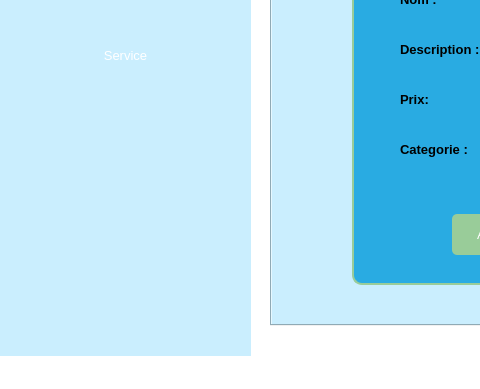
Old version of the form servicewindow.ui in the repository ProjetCpp-2425/projetcpp-smart-cleaning-store; both pictures show x 0 to 480 and y 255 to 644 of the 1200 by 644 pixel window.
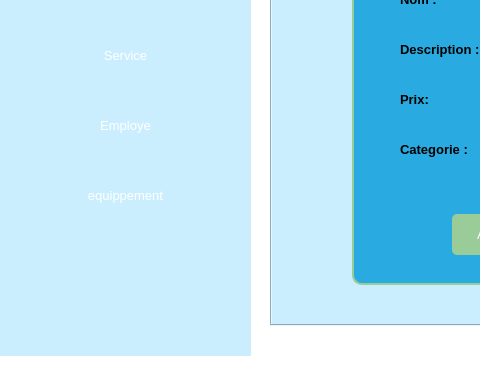
New version of the form. Icons and pictures are not drawn.

Patch:
```diff
--- a/servicewindow.ui
+++ b/servicewindow.ui
@@ -171,6 +171,96 @@
       <string>Client</string>
      </property>
     </widget>
+    <widget class="QPushButton" name="pushButton_6">
+     <property name="geometry">
+      <rect>
+       <x>30</x>
+       <y>380</y>
+       <width>191</width>
+       <height>61</height>
+      </rect>
+     </property>
+     <property name="cursor">
+      <cursorShape>ArrowCursor</cursorShape>
+     </property>
+     <property name="styleSheet">
+      <string notr="true">background-color:#99CC99;
+font: 14pt &quot;Tempus Sans ITC&quot;;
+border-radius: 25px; 
+border: 1.5px solid #29ABE2; 
+color:#000000;
+QPushButton: {
+                     font-size: 14px;
+                      transition: all 0.3s ease;
+                      }
+QPushButton:hover {
+                      font-size: 18px;
+                      }</string>
+     </property>
+     <property name="text">
+      <string>Employe</string>
+     </property>
+    </widget>
+    <widget class="QPushButton" name="pushButton_8">
+     <property name="geometry">
+      <rect>
+       <x>30</x>
+       <y>380</y>
+       <width>191</width>
+       <height>61</height>
+      </rect>
+     </property>
+     <property name="cursor">
+      <cursorShape>ArrowCursor</cursorShape>
+     </property>
+     <property name="styleSheet">
+      <string notr="true">background-color:#99CC99;
+font: 14pt &quot;Tempus Sans ITC&quot;;
+border-radius: 25px; 
+border: 1.5px solid #29ABE2; 
+color:#000000;
+QPushButton: {
+                     font-size: 14px;
+                      transition: all 0.3s ease;
+                      }
+QPushButton:hover {
+                      font-size: 18px;
+                      }</string>
+     </property>
+     <property name="text">
+      <string>Employe</string>
+     </property>
+    </widget>
+    <widget class="QPushButton" name="pushButton_9">
+     <property name="geometry">
+      <rect>
+       <x>30</x>
+       <y>450</y>
+       <width>191</width>
+       <height>61</height>
+      </rect>
+     </property>
+     <property name="cursor">
+      <cursorShape>ArrowCursor</cursorShape>
+     </property>
+     <property name="styleSheet">
+      <string notr="true">background-color:#7EB6D4;
+font: 14pt &quot;Tempus Sans ITC&quot;;
+border-radius: 25px; 
+border: 1.5px solid #29ABE7; 
+color:#000000;
+QPushButton: {
+                     font-size: 14px;
+                      transition: all 0.3s ease;
+                      }
+QPushButton:hover {
+                      font-size: 18px;
+                      }</string>
+     </property>
+     <property name="text">
+      <string>equippement</string>
+     </property>
+    </widget>
    </widget>
    <widget class="QTabWidget" name="tabWidget">
     <property name="enabled">
```
Left out of the diff: 83 changed lines with no effect on the pictures.
